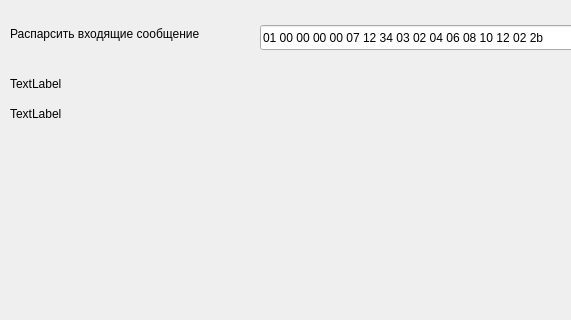
First picture: the form in mainwindow.ui, repository karpach2000/megaharddriversclient, before the edit; both pictures show x 0 to 571 and y 122 to 442 of the 1333 by 669 pixel window.
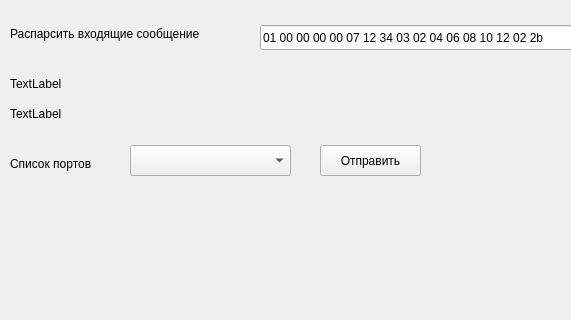
Second picture: the form after the edit.

```diff
--- a/mainwindow.ui
+++ b/mainwindow.ui
@@ -170,6 +170,42 @@
      <string>Распарсить</string>
     </property>
    </widget>
+   <widget class="QComboBox" name="comboBox">
+    <property name="geometry">
+     <rect>
+      <x>130</x>
+      <y>250</y>
+      <width>161</width>
+      <height>31</height>
+     </rect>
+    </property>
+   </widget>
+   <widget class="QLabel" name="label_8">
+    <property name="geometry">
+     <rect>
+      <x>10</x>
+      <y>260</y>
+      <width>111</width>
+      <height>17</height>
+     </rect>
+    </property>
+    <property name="text">
+     <string>Список портов</string>
+    </property>
+   </widget>
+   <widget class="QPushButton" name="pushButtonSendMessage">
+    <property name="geometry">
+     <rect>
+      <x>320</x>
+      <y>250</y>
+      <width>101</width>
+      <height>31</height>
+     </rect>
+    </property>
+    <property name="text">
+     <string>Отправить</string>
+    </property>
+   </widget>
   </widget>
   <widget class="QMenuBar" name="menuBar">
    <property name="geometry">
```
